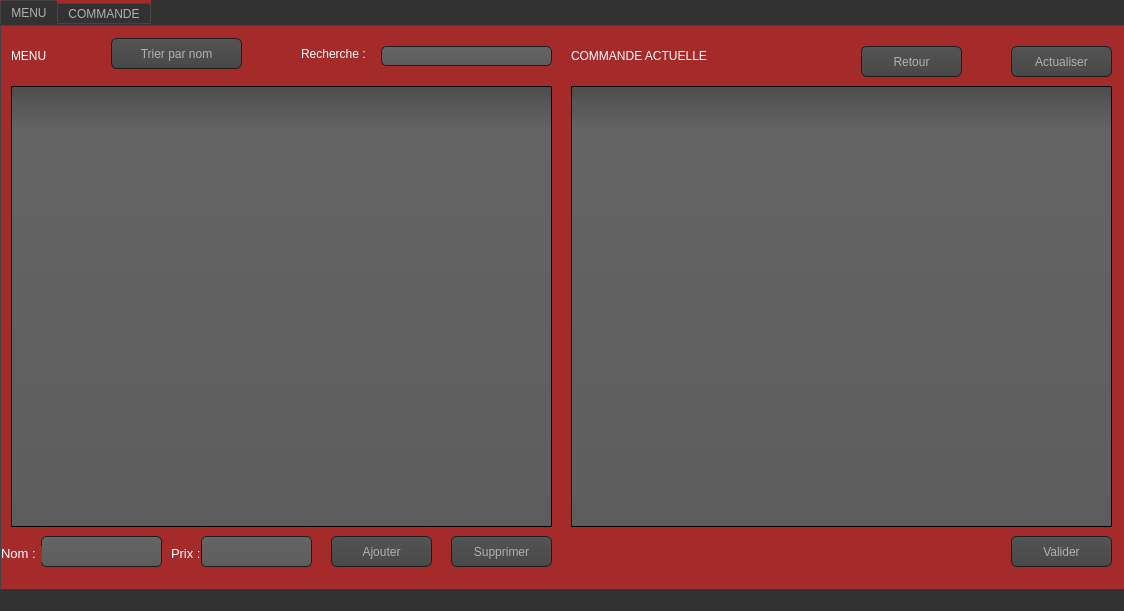
soumaya-nheri/Smart-Restaurant-2A27, file menu.ui: the form before one commit.
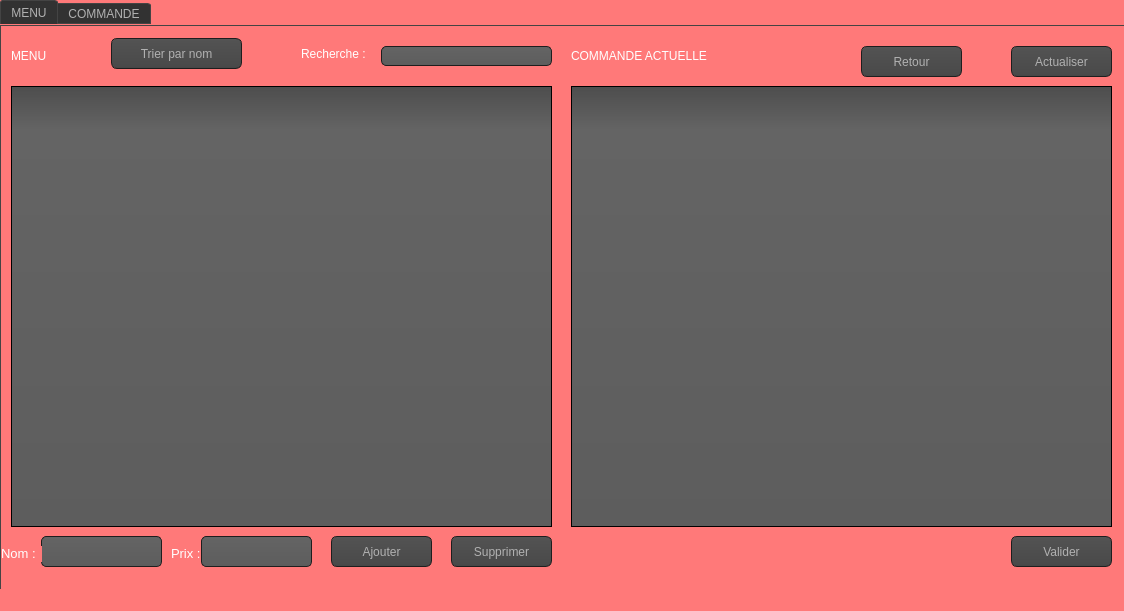
The form after the commit. Icons and pictures are not drawn.

Commit message: Design+Page_d'acceuil

```diff
--- a/menu.ui
+++ b/menu.ui
@@ -26,7 +26,7 @@
 QWidget
 {
     color: #b1b1b1;
-    background-color: #323232;
+       background-color: #ff7979 ;
 }
 
 QWidget:item:hover
@@ -472,10 +472,6 @@
 QCheckBox::indicator:disabled, QRadioButton::indicator:disabled
 {
     border: 1px solid #444;
-}
-QTableView QTableCornerButton::section {
-    background: #323232;
-    border: 2px outset #323232;
 }</string>
   </property>
   <widget class="QWidget" name="centralwidget">
@@ -489,465 +485,7 @@
      </rect>
     </property>
     <property name="styleSheet">
-     <string notr="true">QToolTip
-{
-     border: 1px solid black;
-     background-color: #ffa02f;
-     padding: 1px;
-     border-radius: 3px;
-     opacity: 100;
-}
-
-QWidget
-{
-    color: #b1b1b1;
-       background-color: brown ;
-}
-
-QWidget:item:hover
-{
-    background-color: QLinearGradient( x1: 0, y1: 0, x2: 0, y2: 1, stop: 0 #ffa02f, stop: 1 #ca0619);
-    color: #000000;
-}
-
-QWidget:item:selected
-{
-    background-color: QLinearGradient( x1: 0, y1: 0, x2: 0, y2: 1, stop: 0 #ffa02f, stop: 1 #d7801a);
-}
-
-QMenuBar::item
-{
-    background: transparent;
-}
-
-QMenuBar::item:selected
-{
-    background: transparent;
-    border: 1px solid #ffaa00;
-}
-
-QMenuBar::item:pressed
-{
-    background: #444;
-    border: 1px solid #000;
-    background-color: QLinearGradient(
-        x1:0, y1:0,
-        x2:0, y2:1,
-        stop:1 #212121,
-        stop:0.4 #343434/*,
-        stop:0.2 #343434,
-        stop:0.1 #ffaa00*/
-    );
-    margin-bottom:-1px;
-    padding-bottom:1px;
-}
-
-QMenu
-{
-    border: 1px solid #000;
-}
-
-QMenu::item
-{
-    padding: 2px 20px 2px 20px;
-}
-
-QMenu::item:selected
-{
-    color: #000000;
-}
-
-QWidget:disabled
-{
-    color: #404040;
-    background-color: #323232;
-}
-
-QAbstractItemView
-{
-    background-color: QLinearGradient( x1: 0, y1: 0, x2: 0, y2: 1, stop: 0 #4d4d4d, stop: 0.1 #646464, stop: 1 #5d5d5d);
-}
-
-QWidget:focus
-{
-    /*border: 2px solid QLinearGradient( x1: 0, y1: 0, x2: 0, y2: 1, stop: 0 #ffa02f, stop: 1 #d7801a);*/
-}
-
-QLineEdit
-{
-    background-color: QLinearGradient( x1: 0, y1: 0, x2: 0, y2: 1, stop: 0 #4d4d4d, stop: 0 #646464, stop: 1 #5d5d5d);
-    padding: 1px;
-    border-style: solid;
-    border: 1px solid #1e1e1e;
-    border-radius: 5;
-}
-
-QPushButton
-{
-    color: #b1b1b1;
-    background-color: QLinearGradient( x1: 0, y1: 0, x2: 0, y2: 1, stop: 0 #565656, stop: 0.1 #525252, stop: 0.5 #4e4e4e, stop: 0.9 #4a4a4a, stop: 1 #464646);
-    border-width: 1px;
-    border-color: #1e1e1e;
-    border-style: solid;
-    border-radius: 6;
-    padding: 3px;
-    font-size: 12px;
-    padding-left: 5px;
-    padding-right: 5px;
-}
-
-QPushButton:pressed
-{
-    background-color: QLinearGradient( x1: 0, y1: 0, x2: 0, y2: 1, stop: 0 #2d2d2d, stop: 0.1 #2b2b2b, stop: 0.5 #292929, stop: 0.9 #282828, stop: 1 #252525);
-}
-
-QComboBox
-{
-    selection-background-color: #ffaa00;
-    background-color: QLinearGradient( x1: 0, y1: 0, x2: 0, y2: 1, stop: 0 #565656, stop: 0.1 #525252, stop: 0.5 #4e4e4e, stop: 0.9 #4a4a4a, stop: 1 #464646);
-    border-style: solid;
-    border: 1px solid #1e1e1e;
-    border-radius: 5;
-}
-
-QComboBox:hover,QPushButton:hover
-{
-    border: 2px solid QLinearGradient( x1: 0, y1: 0, x2: 0, y2: 1, stop: 0 #ffa02f, stop: 1 #d7801a);
-}
-
-
-QComboBox:on
-{
-    padding-top: 3px;
-    padding-left: 4px;
-    background-color: QLinearGradient( x1: 0, y1: 0, x2: 0, y2: 1, stop: 0 #2d2d2d, stop: 0.1 #2b2b2b, stop: 0.5 #292929, stop: 0.9 #282828, stop: 1 #252525);
-    selection-background-color: #ffaa00;
-}
-
-QComboBox QAbstractItemView
-{
-    border: 2px solid darkgray;
-    selection-background-color: QLinearGradient( x1: 0, y1: 0, x2: 0, y2: 1, stop: 0 #ffa02f, stop: 1 #d7801a);
-}
-
-QComboBox::drop-down
-{
-     subcontrol-origin: padding;
-     subcontrol-position: top right;
-     width: 15px;
-
-     border-left-width: 0px;
-     border-left-color: darkgray;
-     border-left-style: solid; /* just a single line */
-     border-top-right-radius: 3px; /* same radius as the QComboBox */
-     border-bottom-right-radius: 3px;
- }
-
-QComboBox::down-arrow
-{
-     image: url(:/down_arrow.png);
-}
-
-QGroupBox:focus
-{
-border: 2px solid QLinearGradient( x1: 0, y1: 0, x2: 0, y2: 1, stop: 0 #ffa02f, stop: 1 #d7801a);
-}
-
-QTextEdit:focus
-{
-    border: 2px solid QLinearGradient( x1: 0, y1: 0, x2: 0, y2: 1, stop: 0 #ffa02f, stop: 1 #d7801a);
-}
-
-QScrollBar:horizontal {
-     border: 1px solid #222222;
-     background: QLinearGradient( x1: 0, y1: 0, x2: 0, y2: 1, stop: 0.0 #121212, stop: 0.2 #282828, stop: 1 #484848);
-     height: 7px;
-     margin: 0px 16px 0 16px;
-}
-
-QScrollBar::handle:horizontal
-{
-      background: QLinearGradient( x1: 0, y1: 0, x2: 1, y2: 0, stop: 0 #ffa02f, stop: 0.5 #d7801a, stop: 1 #ffa02f);
-      min-height: 20px;
-      border-radius: 2px;
-}
-
-QScrollBar::add-line:horizontal {
-      border: 1px solid #1b1b19;
-      border-radius: 2px;
-      background: QLinearGradient( x1: 0, y1: 0, x2: 1, y2: 0, stop: 0 #ffa02f, stop: 1 #d7801a);
-      width: 14px;
-      subcontrol-position: right;
-      subcontrol-origin: margin;
-}
-
-QScrollBar::sub-line:horizontal {
-      border: 1px solid #1b1b19;
-      border-radius: 2px;
-      background: QLinearGradient( x1: 0, y1: 0, x2: 1, y2: 0, stop: 0 #ffa02f, stop: 1 #d7801a);
-      width: 14px;
-     subcontrol-position: left;
-     subcontrol-origin: margin;
-}
-
-QScrollBar::right-arrow:horizontal, QScrollBar::left-arrow:horizontal
-{
-      border: 1px solid black;
-      width: 1px;
-      height: 1px;
-      background: white;
-}
-
-QScrollBar::add-page:horizontal, QScrollBar::sub-page:horizontal
-{
-      background: none;
-}
-
-QScrollBar:vertical
-{
-      background: QLinearGradient( x1: 0, y1: 0, x2: 1, y2: 0, stop: 0.0 #121212, stop: 0.2 #282828, stop: 1 #484848);
-      width: 7px;
-      margin: 16px 0 16px 0;
-      border: 1px solid #222222;
-}
-
-QScrollBar::handle:vertical
-{
-      background: QLinearGradient( x1: 0, y1: 0, x2: 0, y2: 1, stop: 0 #ffa02f, stop: 0.5 #d7801a, stop: 1 #ffa02f);
-      min-height: 20px;
-      border-radius: 2px;
-}
-
-QScrollBar::add-line:vertical
-{
-      border: 1px solid #1b1b19;
-      border-radius: 2px;
-      background: QLinearGradient( x1: 0, y1: 0, x2: 0, y2: 1, stop: 0 #ffa02f, stop: 1 #d7801a);
-      height: 14px;
-      subcontrol-position: bottom;
-      subcontrol-origin: margin;
-}
-
-QScrollBar::sub-line:vertical
-{
-      border: 1px solid #1b1b19;
-      border-radius: 2px;
-      background: QLinearGradient( x1: 0, y1: 0, x2: 0, y2: 1, stop: 0 #d7801a, stop: 1 #ffa02f);
-      height: 14px;
-      subcontrol-position: top;
-      subcontrol-origin: margin;
-}
-
-QScrollBar::up-arrow:vertical, QScrollBar::down-arrow:vertical
-{
-      border: 1px solid black;
-      width: 1px;
-      height: 1px;
-      background: white;
-}
-
-
-QScrollBar::add-page:vertical, QScrollBar::sub-page:vertical
-{
-      background: none;
-}
-
-QTextEdit
-{
-    background-color: #242424;
-}
-
-QPlainTextEdit
-{
-    background-color: #242424;
-}
-
-QHeaderView::section
-{
-    background-color: QLinearGradient(x1:0, y1:0, x2:0, y2:1, stop:0 #616161, stop: 0.5 #505050, stop: 0.6 #434343, stop:1 #656565);
-    color: white;
-    padding-left: 4px;
-    border: 1px solid #6c6c6c;
-}
-
-QCheckBox:disabled
-{
-color: #414141;
-}
-
-QDockWidget::title
-{
-    text-align: center;
-    spacing: 3px; /* spacing between items in the tool bar */
-    background-color: QLinearGradient(x1:0, y1:0, x2:0, y2:1, stop:0 #323232, stop: 0.5 #242424, stop:1 #323232);
-}
-
-QDockWidget::close-button, QDockWidget::float-button
-{
-    text-align: center;
-    spacing: 1px; /* spacing between items in the tool bar */
-    background-color: QLinearGradient(x1:0, y1:0, x2:0, y2:1, stop:0 #323232, stop: 0.5 #242424, stop:1 #323232);
-}
-
-QDockWidget::close-button:hover, QDockWidget::float-button:hover
-{
-    background: #242424;
-}
-
-QDockWidget::close-button:pressed, QDockWidget::float-button:pressed
-{
-    padding: 1px -1px -1px 1px;
-}
-
-QMainWindow::separator
-{
-    background-color: QLinearGradient(x1:0, y1:0, x2:0, y2:1, stop:0 #161616, stop: 0.5 #151515, stop: 0.6 #212121, stop:1 #343434);
-    color: white;
-    padding-left: 4px;
-    border: 1px solid #4c4c4c;
-    spacing: 3px; /* spacing between items in the tool bar */
-}
-
-QMainWindow::separator:hover
-{
-
-    background-color: QLinearGradient(x1:0, y1:0, x2:0, y2:1, stop:0 #d7801a, stop:0.5 #b56c17 stop:1 #ffa02f);
-    color: white;
-    padding-left: 4px;
-    border: 1px solid #6c6c6c;
-    spacing: 3px; /* spacing between items in the tool bar */
-}
-
-QToolBar::handle
-{
-     spacing: 3px; /* spacing between items in the tool bar */
-     background: url(:/images/handle.png);
-}
-
-QMenu::separator
-{
-    height: 2px;
-    background-color: QLinearGradient(x1:0, y1:0, x2:0, y2:1, stop:0 #161616, stop: 0.5 #151515, stop: 0.6 #212121, stop:1 #343434);
-    color: white;
-    padding-left: 4px;
-    margin-left: 10px;
-    margin-right: 5px;
-}
-
-QProgressBar
-{
-    border: 2px solid grey;
-    border-radius: 5px;
-    text-align: center;
-}
-
-QProgressBar::chunk
-{
-    background-color: #d7801a;
-    width: 2.15px;
-    margin: 0.5px;
-}
-
-QTabBar::tab {
-    color: #b1b1b1;
-    border: 1px solid #444;
-    border-bottom-style: none;
-    background-color: #323232;
-    padding-left: 10px;
-    padding-right: 10px;
-    padding-top: 3px;
-    padding-bottom: 2px;
-    margin-right: -1px;
-}
-
-QTabWidget::pane {
-    border: 1px solid #444;
-    top: 1px;
-}
-
-QTabBar::tab:last
-{
-    margin-right: 0; /* the last selected tab has nothing to overlap with on the right */
-    border-top-right-radius: 3px;
-}
-
-QTabBar::tab:first:!selected
-{
- margin-left: 0px; /* the last selected tab has nothing to overlap with on the right */
-
-
-    border-top-left-radius: 3px;
-}
-
-QTabBar::tab:!selected
-{
-    color: #b1b1b1;
-    border-bottom-style: solid;
-    margin-top: 3px;
-    background-color: QLinearGradient(x1:0, y1:0, x2:0, y2:1, stop:1 #212121, stop:.4 #343434);
-}
-
-QTabBar::tab:selected
-{
-    border-top-left-radius: 3px;
-    border-top-right-radius: 3px;
-    margin-bottom: 0px;
-}
-
-QTabBar::tab:!selected:hover
-{
-    /*border-top: 2px solid #ffaa00;
-    padding-bottom: 3px;*/
-    border-top-left-radius: 3px;
-    border-top-right-radius: 3px;
-    background-color: QLinearGradient(x1:0, y1:0, x2:0, y2:1, stop:1 #212121, stop:0.4 #343434, stop:0.2 #343434, stop:0.1 #ffaa00);
-}
-
-QRadioButton::indicator:checked, QRadioButton::indicator:unchecked{
-    color: #b1b1b1;
-    background-color: #323232;
-    border: 1px solid #b1b1b1;
-    border-radius: 6px;
-}
-
-QRadioButton::indicator:checked
-{
-    background-color: qradialgradient(
-        cx: 0.5, cy: 0.5,
-        fx: 0.5, fy: 0.5,
-        radius: 1.0,
-        stop: 0.25 #ffaa00,
-        stop: 0.3 #323232
-    );
-}
-
-QCheckBox::indicator{
-    color: #b1b1b1;
-    background-color: #323232;
-    border: 1px solid #b1b1b1;
-    width: 9px;
-    height: 9px;
-}
-
-QRadioButton::indicator
-{
-    border-radius: 6px;
-}
-
-QRadioButton::indicator:hover, QCheckBox::indicator:hover
-{
-    border: 1px solid #ffaa00;
-}
-
-QCheckBox::indicator:checked
-{
-    image:url(:/images/checkbox.png);
-}
-
-QCheckBox::indicator:disabled, QRadioButton::indicator:disabled
-{
-    border: 1px solid #444;
-}</string>
+     <string notr="true"/>
     </property>
     <property name="currentIndex">
      <number>0</number>
```
Left out of the diff: 18 changed lines with no effect on the pictures. The commit also changes 8 other files.
